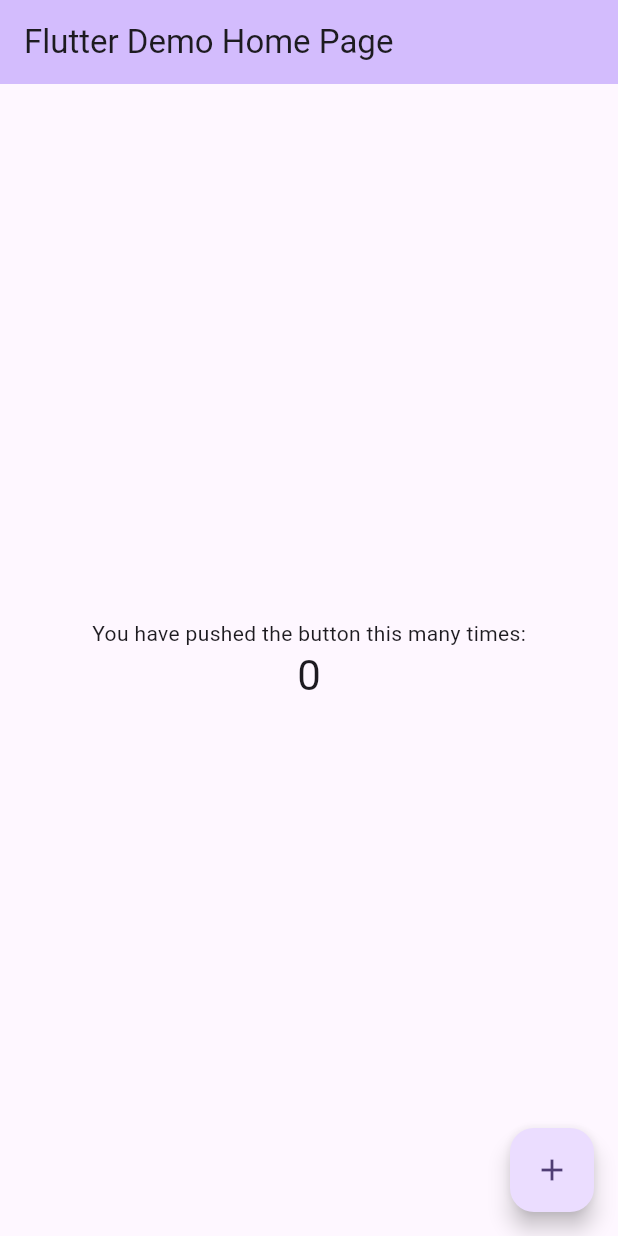
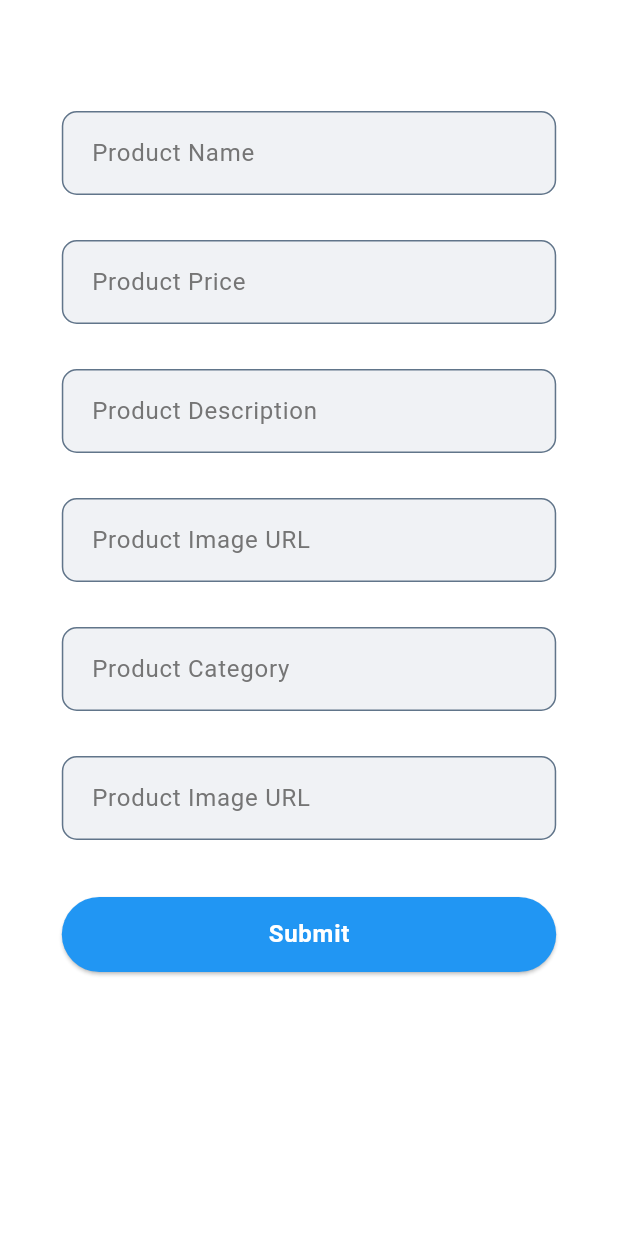
Before and after one commit to youcef-salem/taksit_walid, a Flutter app: the screen it shows after launch, on a phone screen of 412 x 824 dp. Run offline on Flutter 3.47's test engine with Material 3 defaults, Android fonts, the phone set to English and light mode, and no system bars.

Commit message:
making a simple addproduct layout

```diff
--- a/lib/main.dart
+++ b/lib/main.dart
@@ -1,4 +1,5 @@
 import 'package:flutter/material.dart';
+import 'package:taksit_walid/view/addproduct_page.dart';
 
 void main() {
   runApp(const MyApp());
@@ -11,112 +12,36 @@ class MyApp extends StatelessWidget {
   @override
   Widget build(BuildContext context) {
     return MaterialApp(
-      title: 'Flutter Demo',
-      theme: ThemeData(
-        // This is the theme of your application.
-        //
-        // TRY THIS: Try running your application with "flutter run". You'll see
-        // the application has a purple toolbar. Then, without quitting the app,
-        // try changing the seedColor in the colorScheme below to Colors.green
-        // and then invoke "hot reload" (save your changes or press the "hot
-        // reload" button in a Flutter-supported IDE, or press "r" if you used
-        // the command line to start the app).
-        //
-        // Notice that the counter didn't reset back to zero; the application
-        // state is not lost during the reload. To reset the state, use hot
-        // restart instead.
-        //
-        // This works for code too, not just values: Most code changes can be
-        // tested with just a hot reload.
-        colorScheme: ColorScheme.fromSeed(seedColor: Colors.deepPurple),
-      ),
-      home: const MyHomePage(title: 'Flutter Demo Home Page'),
+      debugShowCheckedModeBanner: false,
+       theme: ThemeData(
+          inputDecorationTheme: InputDecorationTheme(
+            labelStyle: TextStyle(color: Colors.grey[600]),
+            // Add these properties for error styling
+            errorStyle: TextStyle(color: Colors.red, fontSize: 12),
+            errorBorder: OutlineInputBorder(
+              borderRadius: BorderRadius.circular(30),
+              borderSide: BorderSide(color:Color(0xFF61758A)),
+            ),
+            focusedErrorBorder: OutlineInputBorder(
+              borderRadius: BorderRadius.circular(20),
+              borderSide: BorderSide(color:Color(0xFF61758A)),
+            ),
+
+            // Existing properties
+            focusedBorder: OutlineInputBorder(
+              borderRadius: BorderRadius.circular(20),
+              borderSide: BorderSide(color:Color(0xFF61758A)),
+            ),
+            enabledBorder: OutlineInputBorder(
+              borderRadius: BorderRadius.circular(10),
+              borderSide: BorderSide(color:Color(0xFF61758A)),
+            ),
+          ),
+          primaryColor: Colors.blue,
+          scaffoldBackgroundColor: Colors.white,
+        ),
+      home: AddproductPage() ,
+
     );
   }
 }
-
-class MyHomePage extends StatefulWidget {
-  const MyHomePage({super.key, required this.title});
-
-  // This widget is the home page of your application. It is stateful, meaning
-  // that it has a State object (defined below) that contains fields that affect
-  // how it looks.
-
-  // This class is the configuration for the state. It holds the values (in this
-  // case the title) provided by the parent (in this case the App widget) and
-  // used by the build method of the State. Fields in a Widget subclass are
-  // always marked "final".
-
-  final String title;
-
-  @override
-  State<MyHomePage> createState() => _MyHomePageState();
-}
-
-class _MyHomePageState extends State<MyHomePage> {
-  int _counter = 0;
-
-  void _incrementCounter() {
-    setState(() {
-      // This call to setState tells the Flutter framework that something has
-      // changed in this State, which causes it to rerun the build method below
-      // so that the display can reflect the updated values. If we changed
-      // _counter without calling setState(), then the build method would not be
-      // called again, and so nothing would appear to happen.
-      _counter++;
-    });
-  }
-
-  @override
-  Widget build(BuildContext context) {
-    // This method is rerun every time setState is called, for instance as done
-    // by the _incrementCounter method above.
-    //
-    // The Flutter framework has been optimized to make rerunning build methods
-    // fast, so that you can just rebuild anything that needs updating rather
-    // than having to individually change instances of widgets.
-    return Scaffold(
-      appBar: AppBar(
-        // TRY THIS: Try changing the color here to a specific color (to
-        // Colors.amber, perhaps?) and trigger a hot reload to see the AppBar
-        // change color while the other colors stay the same.
-        backgroundColor: Theme.of(context).colorScheme.inversePrimary,
-        // Here we take the value from the MyHomePage object that was created by
-        // the App.build method, and use it to set our appbar title.
-        title: Text(widget.title),
-      ),
-      body: Center(
-        // Center is a layout widget. It takes a single child and positions it
-        // in the middle of the parent.
-        child: Column(
-          // Column is also a layout widget. It takes a list of children and
-          // arranges them vertically. By default, it sizes itself to fit its
-          // children horizontally, and tries to be as tall as its parent.
-          //
-          // Column has various properties to control how it sizes itself and
-          // how it positions its children. Here we use mainAxisAlignment to
-          // center the children vertically; the main axis here is the vertical
-          // axis because Columns are vertical (the cross axis would be
-          // horizontal).
-          //
-          // TRY THIS: Invoke "debug painting" (choose the "Toggle Debug Paint"
-          // action in the IDE, or press "p" in the console), to see the
-          // wireframe for each widget.
-          mainAxisAlignment: MainAxisAlignment.center,
-          children: <Widget>[
-            const Text('You have pushed the button this many times:'),
-            Text(
-              '$_counter',
-              style: Theme.of(context).textTheme.headlineMedium,
-            ),
-          ],
-        ),
-      ),
-      floatingActionButton: FloatingActionButton(
-        onPressed: _incrementCounter,
-        tooltip: 'Increment',
-        child: const Icon(Icons.add),
-      ), // This trailing comma makes auto-formatting nicer for build methods.
-    );
-  }
-}
--- /dev/null
+++ b/lib/view/addproduct_page.dart
@@ -0,0 +1,55 @@
+import 'package:flutter/material.dart';
+import 'package:taksit_walid/widgets/main_button.dart';
+import 'package:taksit_walid/widgets/txt_filed.dart';
+
+class AddproductPage extends StatelessWidget {
+  const AddproductPage({super.key});
+
+  @override
+  Widget build(BuildContext context) {
+    return Scaffold( // Add Scaffold here
+      body: Padding(
+        padding: const EdgeInsets.all(16.0),
+        child: SizedBox(
+          height: MediaQuery.of(context).size.height*0.8, // Adjusted height
+          width: MediaQuery.of(context).size.width,
+          child: Column(
+            children: [
+              SizedBox(height: 50), // Add some top padding
+              txtFiled_add(
+                hintText: 'Enter product name',
+                labelText: 'Product Name',
+                size: MediaQuery.of(context).size,
+              ),
+              txtFiled_add(
+                hintText: 'Enter product price',
+                labelText: 'Product Price',
+                size: MediaQuery.of(context).size,
+              ),
+              txtFiled_add(
+                hintText: 'Enter product description',
+                labelText: 'Product Description',
+                size: MediaQuery.of(context).size,
+              ),
+              txtFiled_add(
+                hintText: 'Enter product image URL',
+                labelText: 'Product Image URL',
+                size: MediaQuery.of(context).size,
+              ),
+              txtFiled_add(hintText: "Enter product category", labelText: "Product Category",
+                size:  MediaQuery.of(context).size,),
+
+              txtFiled_add(
+                hintText: 'Enter product image URL',
+                labelText: 'Product Image URL',
+                size: MediaQuery.of(context).size,
+              )
+,
+              MainButton(txt: 'Submit', size: MediaQuery.of(context).size,)
+            ],
+          ),
+        ),
+      ),
+    );
+  }
+}
--- /dev/null
+++ b/lib/view/product_page.dart
@@ -0,0 +1,15 @@
+import 'package:flutter/material.dart';
+
+class ProductPage extends StatelessWidget {
+  const ProductPage({super.key});
+
+  @override
+  Widget build(BuildContext context) {
+    return Scaffold(
+
+
+
+
+    );
+  }
+}
--- /dev/null
+++ b/lib/widgets/main_button.dart
@@ -0,0 +1,43 @@
+import 'package:flutter/material.dart';
+
+class MainButton extends StatelessWidget {
+  void Function()? onPressed;
+  String txt ;
+ final Size size ;
+  MainButton({super.key,
+  required this.txt,
+   this.onPressed,
+   required this.size
+   });
+
+  @override
+  Widget build(BuildContext context) {
+    return Padding(padding: const EdgeInsets.all(16.0),
+      child: SizedBox(
+        width:  size.width * 0.8,
+
+        height: 50,
+        child: ElevatedButton(
+
+          style: ElevatedButton.styleFrom(
+
+            backgroundColor: Theme.of(context).primaryColor,
+            shape: RoundedRectangleBorder(
+              borderRadius: BorderRadius.circular(30),
+            ),
+          ),
+          onPressed: () {
+            // Add your onPressed logic here
+          },
+          child:  Text(
+           txt,
+            style: Theme.of(context).textTheme.bodyLarge?.copyWith(
+              color: Colors.white,
+              fontWeight: FontWeight.bold,
+            ),
+          ),
+        ),
+      ),
+    );
+  }
+}
--- /dev/null
+++ b/lib/widgets/txt_filed.dart
@@ -0,0 +1,38 @@
+import 'package:flutter/material.dart';
+
+class txtFiled_add extends StatelessWidget {
+  final String hintText;
+  final String labelText;
+  final Size size;
+
+  const txtFiled_add({
+    super.key,
+    required this.hintText,
+    required this.labelText,
+    required this.size,
+  });
+
+  @override
+  Widget build(BuildContext context) {
+    return Padding(
+
+      padding: const EdgeInsets.symmetric(vertical: 8.0),
+      child: SizedBox(
+
+        width: size.width * 0.8,
+        height:70, // Adjusted height
+        child: TextField(
+          decoration: InputDecoration(
+            filled: true,
+            fillColor: Color(0xFFF0F2F5),
+
+            contentPadding: EdgeInsets.symmetric(horizontal: 16, vertical: 16),
+            border: OutlineInputBorder(),
+            labelText: labelText,
+            hintText: hintText,
+          ),
+        ),
+      ),
+    );
+  }
+}
```
Also changed, not shown: pubspec.yaml (+4 -19 lines), pubspec.lock.
